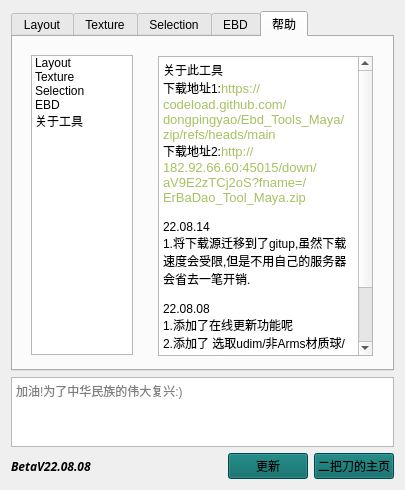
First picture: the form in ui/Ebd_Tools_maya.ui, repository dongpingyao/ErBaDao_Tool_Maya, before the edit.
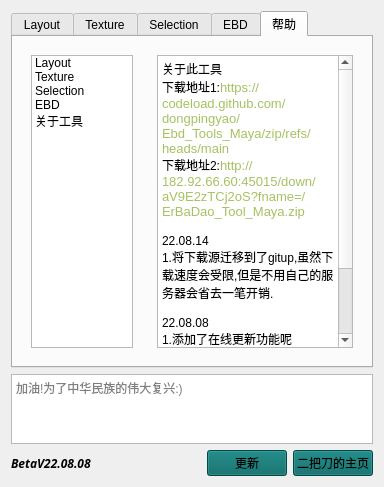
Second picture: the form after the edit.

Commit message: 修复ui布局的bug

Patch:
```diff
--- a/ui/Ebd_Tools_maya.ui
+++ b/ui/Ebd_Tools_maya.ui
@@ -6,8 +6,8 @@
    <rect>
     <x>0</x>
     <y>0</y>
-    <width>405</width>
-    <height>490</height>
+    <width>384</width>
+    <height>487</height>
    </rect>
   </property>
   <property name="sizePolicy">
@@ -2075,15 +2075,9 @@
               <number>0</number>
              </property>
              <widget class="QWidget" name="page">
+              <layout class="QHBoxLayout" name="horizontalLayout_38">
+               <item>
               <widget class="QListWidget" name="listWidget">
-               <property name="geometry">
-                <rect>
-                 <x>9</x>
-                 <y>9</y>
-                 <width>102</width>
-                 <height>300</height>
-                </rect>
-               </property>
                <item>
                 <property name="text">
                  <string>Layout</string>
@@ -2110,6 +2104,8 @@
                 </property>
                </item>
               </widget>
+               </item>
+              </layout>
              </widget>
             </widget>
            </item>
@@ -2244,15 +2240,9 @@
               </widget>
              </widget>
              <widget class="QWidget" name="page_14">
+              <layout class="QHBoxLayout" name="horizontalLayout_48">
+               <item>
               <widget class="QTextBrowser" name="textBrowser_7">
-               <property name="geometry">
-                <rect>
-                 <x>10</x>
-                 <y>10</y>
-                 <width>215</width>
-                 <height>300</height>
-                </rect>
-               </property>
                <property name="html">
                 <string>&lt;!DOCTYPE HTML PUBLIC &quot;-//W3C//DTD HTML 4.0//EN&quot; &quot;http://www.w3.org/TR/REC-html40/strict.dtd&quot;&gt;
 &lt;html&gt;&lt;head&gt;&lt;meta name=&quot;qrichtext&quot; content=&quot;1&quot; /&gt;&lt;style type=&quot;text/css&quot;&gt;
@@ -2272,6 +2262,8 @@
 &lt;p style=&quot; margin-top:0px; margin-bottom:0px; margin-left:0px; margin-right:0px; -qt-block-indent:0; text-indent:0px;&quot;&gt;4.完善了 插件log的功能&lt;/p&gt;&lt;/body&gt;&lt;/html&gt;</string>
                </property>
               </widget>
+               </item>
+              </layout>
              </widget>
             </widget>
            </item>
@@ -2377,6 +2369,17 @@
     </layout>
    </item>
   </layout>
+  <widget class="QWidget" name="">
+   <property name="geometry">
+    <rect>
+     <x>0</x>
+     <y>0</y>
+     <width>100</width>
+     <height>30</height>
+    </rect>
+   </property>
+   <layout class="QHBoxLayout" name="horizontalLayout_36"/>
+  </widget>
  </widget>
  <resources/>
  <connections>
```
Left out of the diff: 32 changed lines with no effect on the pictures. Lines whose indentation alone changed are shown as unchanged. The commit also changes 2 other files.
